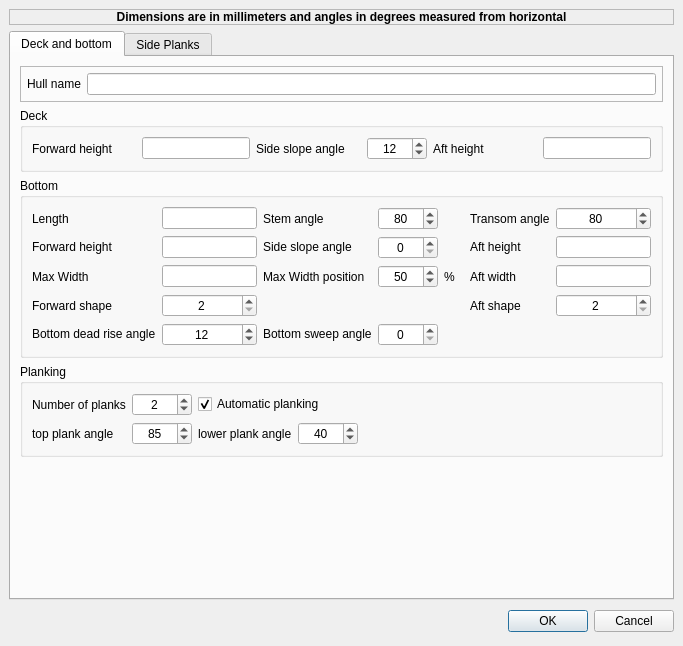
This is src/formhulldefbase.ui in sailcut/sailcut as Qt 5 draws it before an edit. The edited form follows.
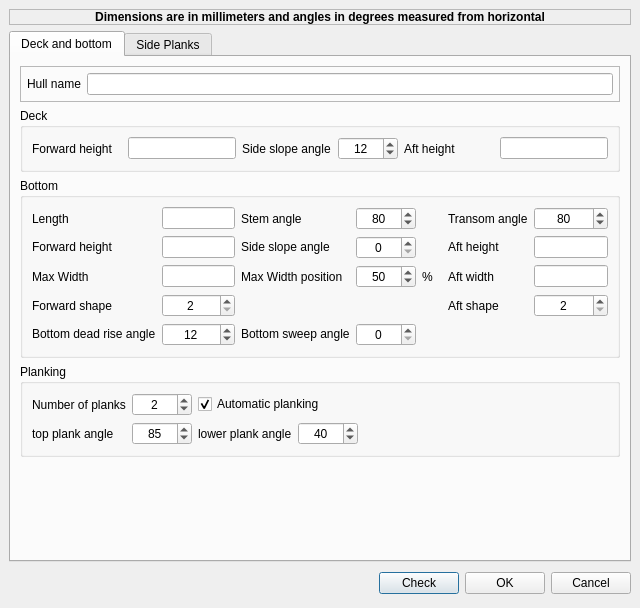
This is the edited form.

Patch:
```diff
--- a/src/formhulldefbase.ui
+++ b/src/formhulldefbase.ui
@@ -6,8 +6,8 @@
    <rect>
     <x>0</x>
     <y>0</y>
-    <width>683</width>
-    <height>646</height>
+    <width>640</width>
+    <height>608</height>
    </rect>
   </property>
   <property name="minimumSize" >
@@ -1738,12 +1738,19 @@
        </property>
        <property name="sizeHint" >
         <size>
-         <width>131</width>
+         <width>381</width>
          <height>31</height>
         </size>
        </property>
       </spacer>
      </item>
+     <item>
+      <widget class="QPushButton" name="btnCheck" >
+       <property name="text" >
+        <string>Check</string>
+       </property>
+      </widget>
+     </item>
      <item>
       <widget class="QPushButton" name="btnOK" >
        <property name="text" >
```
Left out of the diff: 4 changed lines with no effect on the pictures.
